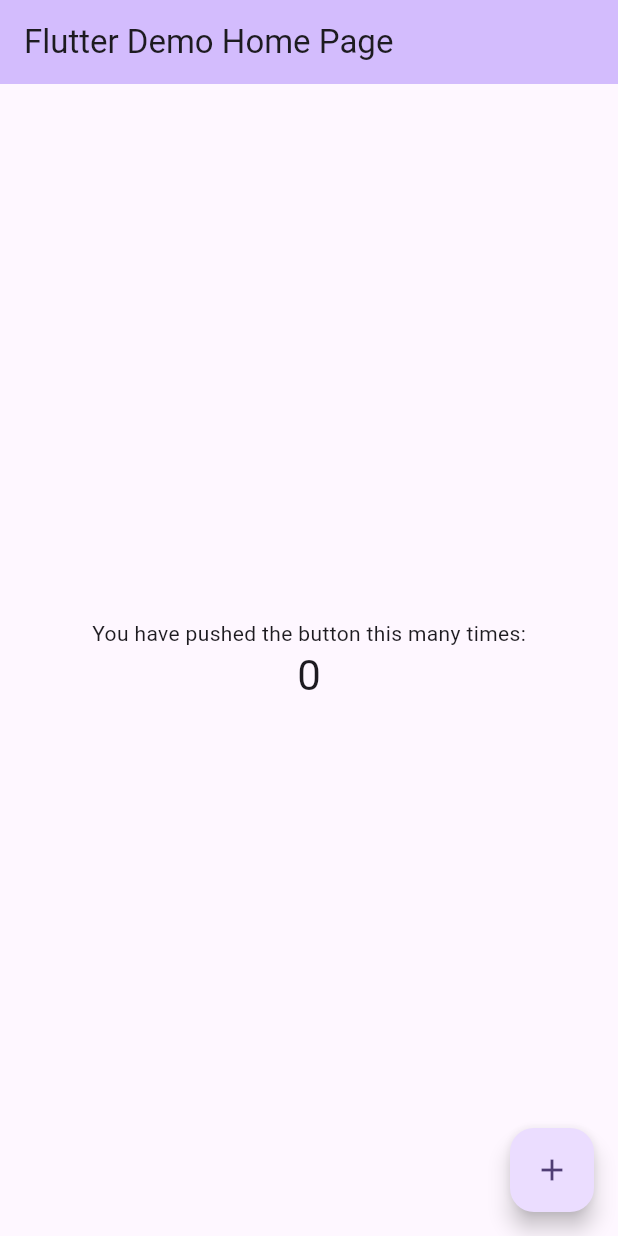
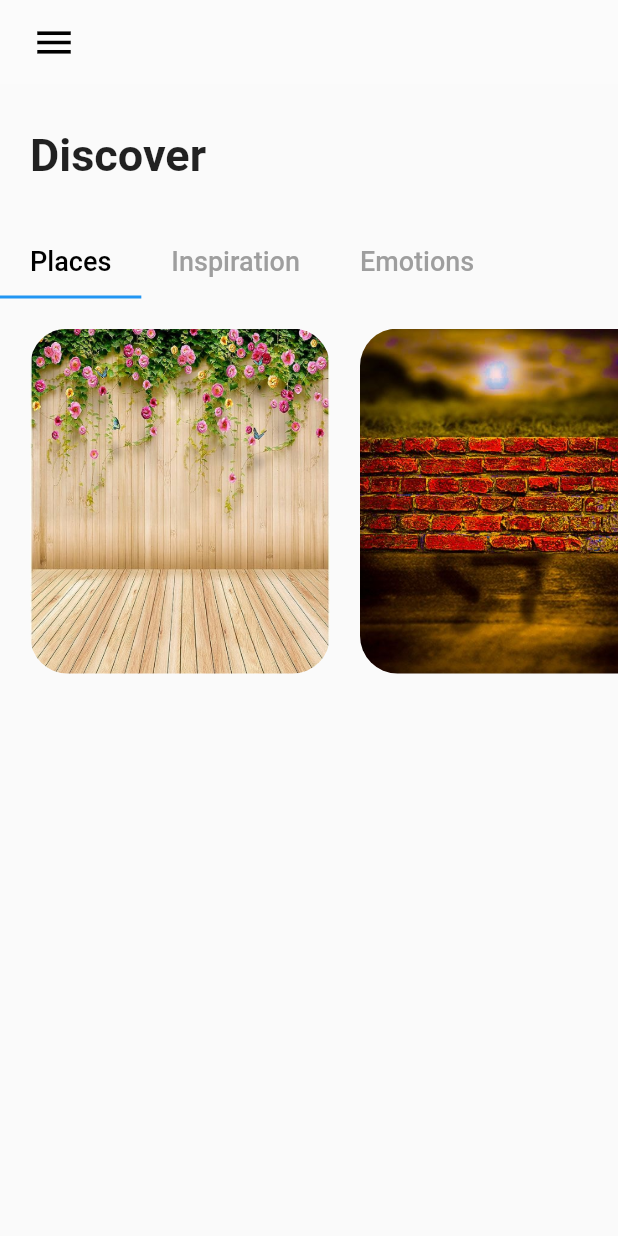
Before and after one commit to islamnabila/flutter_project_hub, a Flutter app: the screen it shows after launch, on a phone screen of 412 x 824 dp. Run offline on Flutter 3.47's test engine with Material 2 defaults, Android fonts, the light colour scheme and no system bars.

Commit message:
tabbar added

```diff
--- a/lib/main.dart
+++ b/lib/main.dart
@@ -1,7 +1,7 @@
 import 'package:flutter/material.dart';
 
 void main() {
-  runApp(const MyApp());
+  runApp(MyApp());
 }
 
 class MyApp extends StatelessWidget {
@@ -11,115 +11,104 @@ class MyApp extends StatelessWidget {
   @override
   Widget build(BuildContext context) {
     return MaterialApp(
-      title: 'Flutter Demo',
-      theme: ThemeData(
-        // This is the theme of your application.
-        //
-        // TRY THIS: Try running your application with "flutter run". You'll see
-        // the application has a blue toolbar. Then, without quitting the app,
-        // try changing the seedColor in the colorScheme below to Colors.green
-        // and then invoke "hot reload" (save your changes or press the "hot
-        // reload" button in a Flutter-supported IDE, or press "r" if you used
-        // the command line to start the app).
-        //
-        // Notice that the counter didn't reset back to zero; the application
-        // state is not lost during the reload. To reset the state, use hot
-        // restart instead.
-        //
-        // This works for code too, not just values: Most code changes can be
-        // tested with just a hot reload.
-        colorScheme: ColorScheme.fromSeed(seedColor: Colors.deepPurple),
-        useMaterial3: true,
-      ),
-      home: const MyHomePage(title: 'Flutter Demo Home Page'),
+      home: MyHomePage(),
     );
   }
 }
 
 class MyHomePage extends StatefulWidget {
-  const MyHomePage({super.key, required this.title});
-
-  // This widget is the home page of your application. It is stateful, meaning
-  // that it has a State object (defined below) that contains fields that affect
-  // how it looks.
-
-  // This class is the configuration for the state. It holds the values (in this
-  // case the title) provided by the parent (in this case the App widget) and
-  // used by the build method of the State. Fields in a Widget subclass are
-  // always marked "final".
-
-  final String title;
+  const MyHomePage({
+    super.key,
+  });
 
   @override
   State<MyHomePage> createState() => _MyHomePageState();
 }
 
-class _MyHomePageState extends State<MyHomePage> {
-  int _counter = 0;
-
-  void _incrementCounter() {
-    setState(() {
-      // This call to setState tells the Flutter framework that something has
-      // changed in this State, which causes it to rerun the build method below
-      // so that the display can reflect the updated values. If we changed
-      // _counter without calling setState(), then the build method would not be
-      // called again, and so nothing would appear to happen.
-      _counter++;
-    });
-  }
+class _MyHomePageState extends State<MyHomePage> with TickerProviderStateMixin {
+  List images = [
+    "assets/images/flower.jpg",
+    "assets/images/it.jpg",
+    "assets/images/nature.jpg",
+    "assets/images/flower1.jpg",
+  ];
 
   @override
   Widget build(BuildContext context) {
-    // This method is rerun every time setState is called, for instance as done
-    // by the _incrementCounter method above.
-    //
-    // The Flutter framework has been optimized to make rerunning build methods
-    // fast, so that you can just rebuild anything that needs updating rather
-    // than having to individually change instances of widgets.
+    TabController _tabController = TabController(length: 3, vsync: this);
     return Scaffold(
       appBar: AppBar(
-        // TRY THIS: Try changing the color here to a specific color (to
-        // Colors.amber, perhaps?) and trigger a hot reload to see the AppBar
-        // change color while the other colors stay the same.
-        backgroundColor: Theme.of(context).colorScheme.inversePrimary,
-        // Here we take the value from the MyHomePage object that was created by
-        // the App.build method, and use it to set our appbar title.
-        title: Text(widget.title),
+        leading: Padding(
+          padding: const EdgeInsets.only(left: 16),
+          child: Icon(
+            Icons.menu,
+            color: Colors.black,
+            size: 30,
+          ),
+        ),
+        backgroundColor: Colors.white10,
+        elevation: 0,
       ),
-      body: Center(
-        // Center is a layout widget. It takes a single child and positions it
-        // in the middle of the parent.
-        child: Column(
-          // Column is also a layout widget. It takes a list of children and
-          // arranges them vertically. By default, it sizes itself to fit its
-          // children horizontally, and tries to be as tall as its parent.
-          //
-          // Column has various properties to control how it sizes itself and
-          // how it positions its children. Here we use mainAxisAlignment to
-          // center the children vertically; the main axis here is the vertical
-          // axis because Columns are vertical (the cross axis would be
-          // horizontal).
-          //
-          // TRY THIS: Invoke "debug painting" (choose the "Toggle Debug Paint"
-          // action in the IDE, or press "p" in the console), to see the
-          // wireframe for each widget.
-          mainAxisAlignment: MainAxisAlignment.center,
-          children: <Widget>[
-            const Text(
-              'You have pushed the button this many times:',
+      body: Column(
+        crossAxisAlignment: CrossAxisAlignment.start,
+        children: [
+          Padding(
+            padding: const EdgeInsets.only(left: 20, top: 30),
+            child: Text(
+              "Discover",
+              style: TextStyle(fontSize: 30, fontWeight: FontWeight.bold),
             ),
-            Text(
-              '$_counter',
-              style: Theme.of(context).textTheme.headlineMedium,
+          ),
+          SizedBox(
+            height: 30,
+          ),
+          Container(
+            child: Align(
+              alignment: Alignment.centerLeft,
+              child: TabBar(
+                controller: _tabController,
+                labelColor: Colors.black,
+                unselectedLabelColor: Colors.grey,
+                isScrollable: true,
+                labelStyle: TextStyle(fontSize: 18),
+                labelPadding: EdgeInsets.only(left: 20, right: 20),
+                tabs: [
+                  Tab(text: 'Places',),
+                  Tab(text: 'Inspiration'),
+                  Tab(text: 'Emotions'),
+                ],
+              ),
             ),
-          ],
-        ),
+          ),
+          Container(
+            margin: EdgeInsets.only(left: 20),
+            width: double.maxFinite,
+            height: 250,
+            child: TabBarView(
+              controller: _tabController,
+              children: [
+                ListView.builder(
+                  scrollDirection: Axis.horizontal,
+                  itemCount : images.length,
+                    itemBuilder: (context,index){
+                  return Container(
+                    margin: EdgeInsets.only(right: 20, top: 20),
+                    height: 250,
+                    width: 200,
+                    decoration: BoxDecoration(
+                      borderRadius: BorderRadius.circular(25)
+                    ),
+                    child: ClipRRect(
+                      borderRadius: BorderRadius.circular(25),
+                        child: Image.asset(images[index],fit: BoxFit.cover,)),
+                  );
+                }),
+                Text("There"),
+                Text("Here")],
+            ),
+          )
+        ],
       ),
-      floatingActionButton: FloatingActionButton(
-        onPressed: _incrementCounter,
-        tooltip: 'Increment',
-        child: const Icon(Icons.add),
-      ), // This trailing comma makes auto-formatting nicer for build methods.
     );
   }
 }
--- a/pubspec.yaml
+++ b/pubspec.yaml
@@ -59,8 +59,8 @@ flutter:
   uses-material-design: true
 
   # To add assets to your application, add an assets section, like this:
-  # assets:
-  #   - images/a_dot_burr.jpeg
+  assets:
+    - assets/images/
   #   - images/a_dot_ham.jpeg
 
   # An image asset can refer to one or more resolution-specific "variants", see
```
Also changed, not shown: assets/images/decoration.jpg (added), assets/images/flower.jpg (added), assets/images/flower1.jpg (added), assets/images/it.jpg (added), assets/images/nature.jpg (added), assets/images/nature1.jpg (added).
